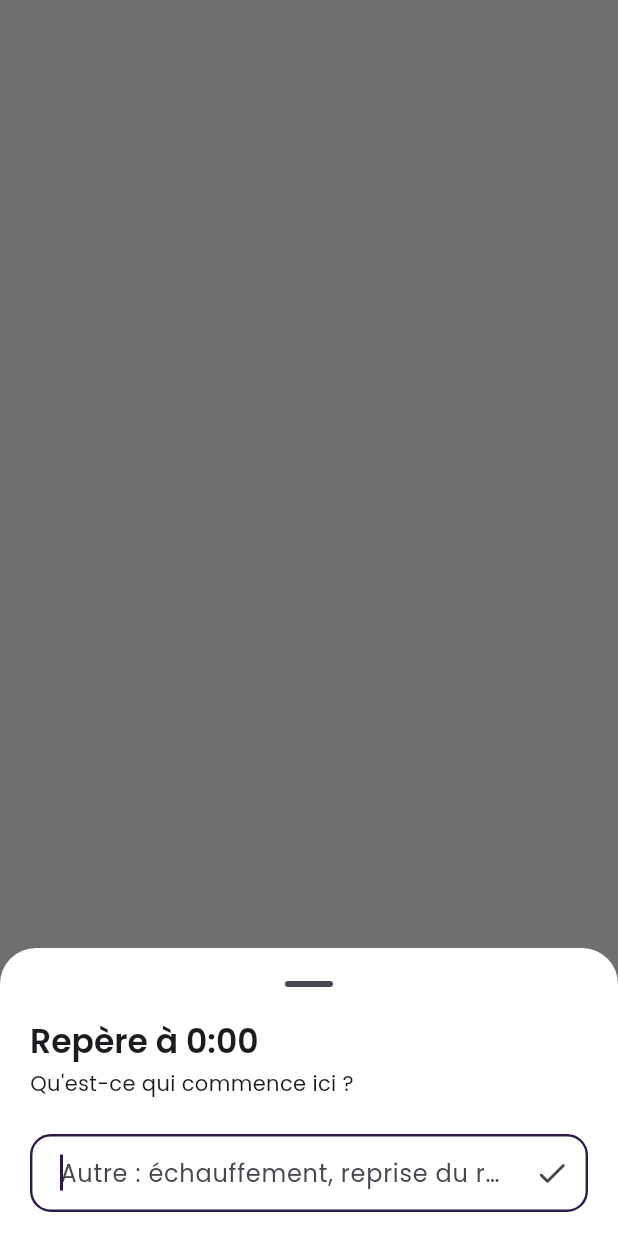
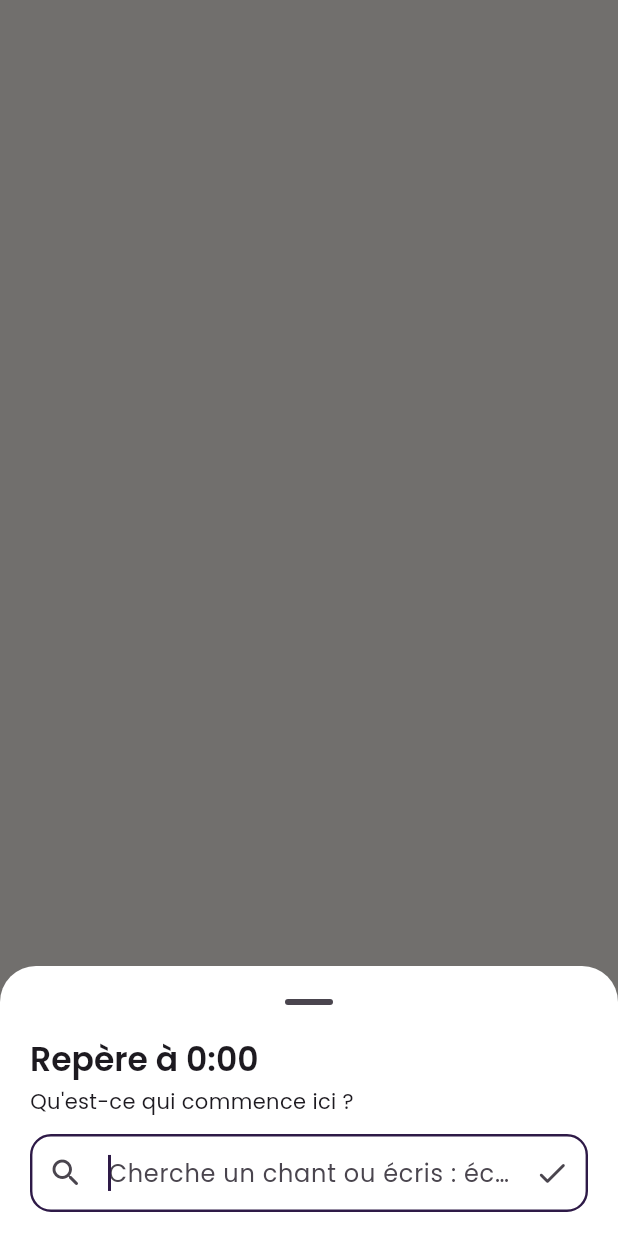
Before and after one commit to faazik11/appli-gdc, a Flutter app: what askMarkerLabel() shows on an empty page, opened directly with empty values, on a phone screen of 412 x 824 dp. Run offline on Flutter 3.47's test engine with Material 3 defaults, Android fonts, the phone set to English and light mode, and no system bars; our stand-ins replace file_picker, font_awesome_flutter, just_audio, supabase_flutter, wakelock_plus, youtube_player_iframe; missing offline and left inert: dart:js_interop, file_picker_web, syncfusion_flutter_pdf, syncfusion_flutter_pdfviewer; accounts and stored records are empty; network calls fail.

Commit message:
Repères : chants du programme en raccourci, les autres par recherche (plus de liste complète) (#25)
Claude-Session: https://claude.ai/code/session_01Pwn3YzibDqSTseW4fd2EiR

Co-authored-by: Claude <noreply@anthropic.com>

```diff
--- a/lib/screens/recorder_screen.dart
+++ b/lib/screens/recorder_screen.dart
@@ -46,9 +46,9 @@ class _RecorderScreenState extends State<RecorderScreen> {
 
   Future<void> _addMarker() async {
     final seconds = _recordedSeconds;
-    final suggestions = await markerSuggestions(firstIds: _event?.songIds ?? const []);
+    final songs = await markerSuggestions(eventSongIds: _event?.songIds ?? const []);
     if (!mounted) return;
-    final label = await askMarkerLabel(context, seconds: seconds, suggestions: suggestions);
+    final label = await askMarkerLabel(context, seconds: seconds, pinned: songs.pinned, all: songs.all);
     if (label == null || !mounted) return;
     setState(() => _markers.add(RecordingMarker(seconds: seconds, label: label)));
   }
--- a/lib/widgets/recording_markers.dart
+++ b/lib/widgets/recording_markers.dart
@@ -25,19 +25,42 @@ List<List<RecordingMarker>> markersForParts(List<RecordingMarker> markers, List<
   return out;
 }
 
-/// Demande ce qui commence à ce moment : un chant proposé en un toucher, ou un texte libre.
-Future<String?> askMarkerLabel(BuildContext context, {required int seconds, List<String> suggestions = const []}) {
+/// Minuscules sans accents, pour chercher « priere » et trouver « Prière ».
+String plainText(String s) {
+  const from = 'àâäáãåçéèêëíìîïñóòôöõúùûüýÿœæ';
+  const to = 'aaaaaaceeeeiiiinooooouuuuyyoa';
+  final lower = s.toLowerCase();
+  final b = StringBuffer();
+  for (final ch in lower.split('')) {
+    final i = from.indexOf(ch);
+    b.write(i < 0 ? ch : to[i]);
+  }
+  return b.toString();
+}
+
+/// Chants dont le titre contient [query] (au plus [max]).
+List<String> searchTitles(List<String> titles, String query, {int max = 6}) {
+  final q = plainText(query.trim());
+  if (q.isEmpty) return const [];
+  return titles.where((t) => plainText(t).contains(q)).take(max).toList();
+}
+
+/// Demande ce qui commence à ce moment : un chant du programme en un toucher ([pinned]),
+/// un autre chant en tapant le début de son titre ([all]), ou un texte libre.
+Future<String?> askMarkerLabel(BuildContext context,
+    {required int seconds, List<String> pinned = const [], List<String> all = const []}) {
   final text = TextEditingController();
   return showModalBottomSheet<String>(
     context: context,
     showDragHandle: true,
     isScrollControlled: true,
-    builder: (ctx) {
+    builder: (ctx) => StatefulBuilder(builder: (ctx, setState) {
       void done() {
         final label = text.text.trim();
         if (label.isNotEmpty) Navigator.pop(ctx, label);
       }
 
+      final found = searchTitles(all, text.text);
       return Padding(
         padding: EdgeInsets.only(bottom: MediaQuery.viewInsetsOf(ctx).bottom),
         child: SafeArea(
@@ -46,28 +69,38 @@ Future<String?> askMarkerLabel(BuildContext context, {required int seconds, List
             child: ListView(shrinkWrap: true, padding: const EdgeInsets.fromLTRB(20, 0, 20, 16), children: [
               Text('Repère à ${markerClock(seconds)}', style: Theme.of(ctx).textTheme.titleLarge),
               const SizedBox(height: 4),
-              const Text('Qu\'est-ce qui commence ici ?'),
+              Text(pinned.isEmpty ? 'Qu\'est-ce qui commence ici ?' : 'Au programme :'),
               const SizedBox(height: 12),
-              if (suggestions.isNotEmpty)
+              if (pinned.isNotEmpty) ...[
                 Wrap(spacing: 8, runSpacing: 8, children: [
-                  for (final s in suggestions) ActionChip(label: Text(s), onPressed: () => Navigator.pop(ctx, s)),
+                  for (final s in pinned) ActionChip(label: Text(s), onPressed: () => Navigator.pop(ctx, s)),
                 ]),
-              const SizedBox(height: 12),
+                const SizedBox(height: 12),
+              ],
               TextField(
                 controller: text,
-                autofocus: suggestions.isEmpty,
+                autofocus: pinned.isEmpty,
                 textCapitalization: TextCapitalization.sentences,
                 decoration: InputDecoration(
-                  hintText: 'Autre : échauffement, reprise du refrain…',
+                  prefixIcon: const Icon(Icons.search_rounded),
+                  hintText: pinned.isEmpty ? 'Cherche un chant ou écris : échauffement…' : 'Un autre chant, ou : échauffement…',
                   suffixIcon: IconButton(icon: const Icon(Icons.check_rounded), onPressed: done),
                 ),
+                onChanged: (_) => setState(() {}),
                 onSubmitted: (_) => done(),
               ),
+              for (final s in found)
+                ListTile(
+                  dense: true,
+                  leading: const Icon(Icons.music_note_rounded),
+                  title: Text(s),
+                  onTap: () => Navigator.pop(ctx, s),
+                ),
             ]),
           ),
         ),
       );
-    },
+    }),
   );
 }
 
```
Also changed, not shown: lib/screens/recordings_screen.dart (+14 -7 lines), 1 other file.
